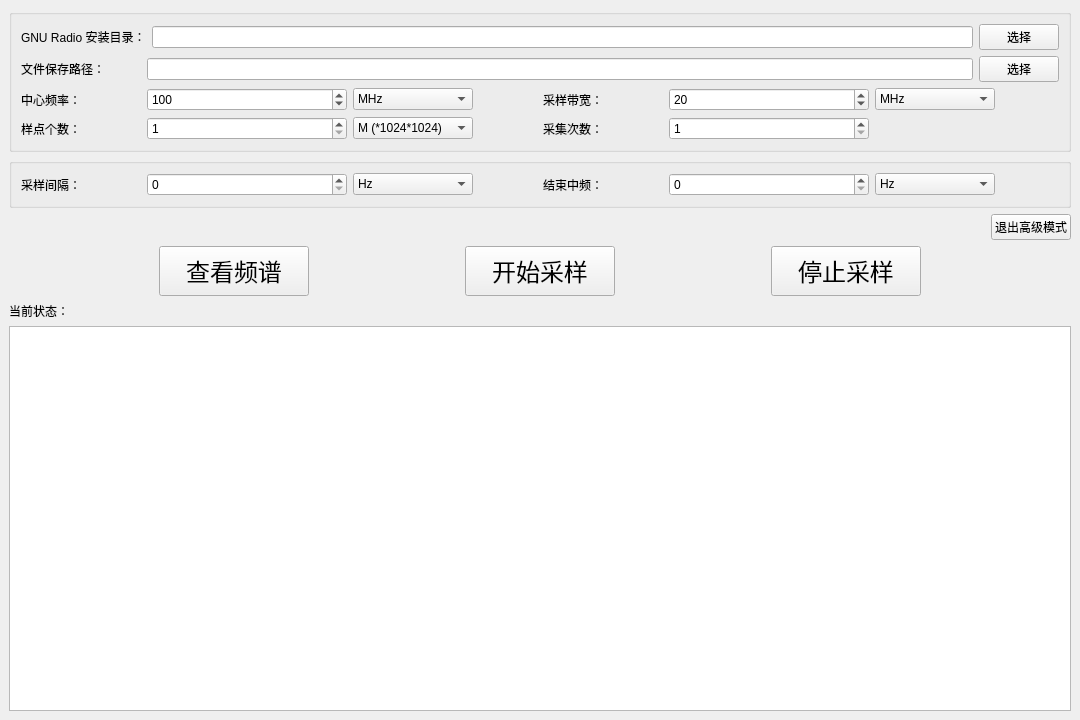
Above: usrp_signal_collection/uhd_ui_2.ui from yulongpo/my_code_backup before the change. Below: the same form after it.
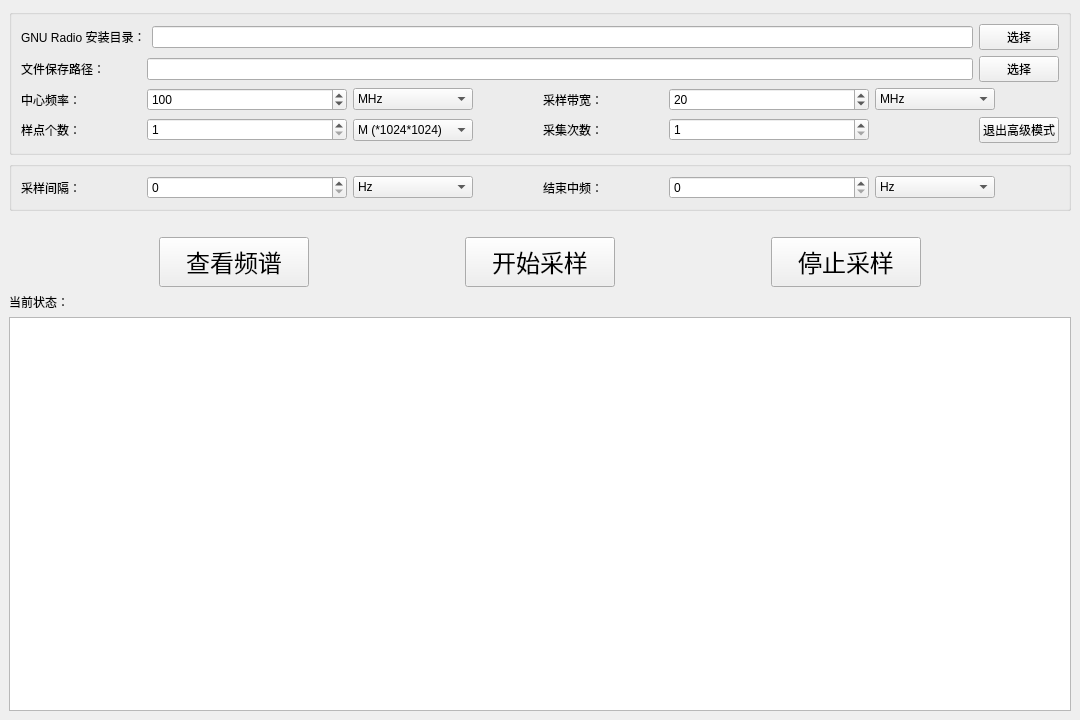
That is the form after the change. Icons and pictures are not drawn.

```diff
--- a/usrp_signal_collection/uhd_ui_2.ui
+++ b/usrp_signal_collection/uhd_ui_2.ui
@@ -376,19 +376,6 @@
              </property>
             </widget>
            </item>
-           <item>
-            <widget class="QLabel" name="label_10">
-             <property name="minimumSize">
-              <size>
-               <width>120</width>
-               <height>0</height>
-              </size>
-             </property>
-             <property name="text">
-              <string/>
-             </property>
-            </widget>
-           </item>
            <item>
             <spacer name="horizontalSpacer_7">
              <property name="orientation">
@@ -402,6 +389,25 @@
              </property>
             </spacer>
            </item>
+           <item>
+            <widget class="QPushButton" name="advance_mode_btn">
+             <property name="sizePolicy">
+              <sizepolicy hsizetype="Minimum" vsizetype="Minimum">
+               <horstretch>0</horstretch>
+               <verstretch>0</verstretch>
+              </sizepolicy>
+             </property>
+             <property name="maximumSize">
+              <size>
+               <width>80</width>
+               <height>16777215</height>
+              </size>
+             </property>
+             <property name="text">
+              <string>退出高级模式</string>
+             </property>
+            </widget>
+           </item>
           </layout>
          </item>
         </layout>
@@ -514,6 +520,9 @@
              <height>0</height>
             </size>
            </property>
+           <property name="maximum">
+            <number>999999999</number>
+           </property>
           </widget>
          </item>
          <item>
@@ -579,25 +588,6 @@
         </property>
        </spacer>
       </item>
-      <item>
-       <widget class="QPushButton" name="advance_mode_btn">
-        <property name="sizePolicy">
-         <sizepolicy hsizetype="Minimum" vsizetype="Minimum">
-          <horstretch>0</horstretch>
-          <verstretch>0</verstretch>
-         </sizepolicy>
-        </property>
-        <property name="maximumSize">
-         <size>
-          <width>80</width>
-          <height>16777215</height>
-         </size>
-        </property>
-        <property name="text">
-         <string>退出高级模式</string>
-        </property>
-       </widget>
-      </item>
      </layout>
     </item>
     <item row="3" column="0">
```
Left out of the diff: 12 changed lines with no effect on the pictures.
